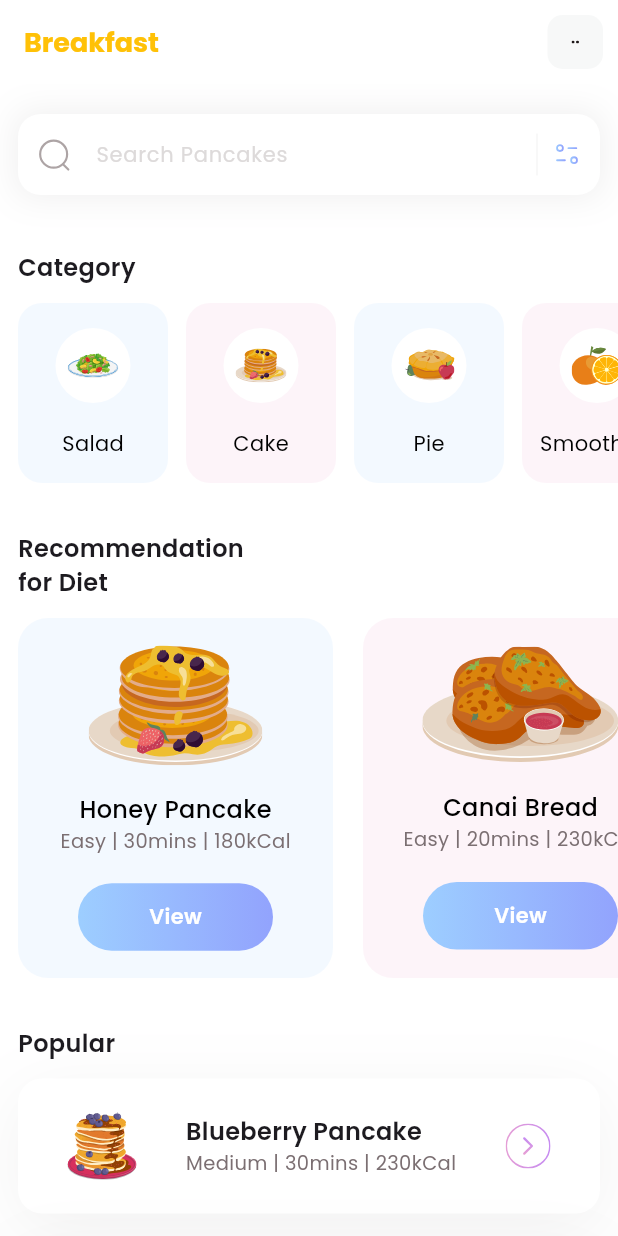
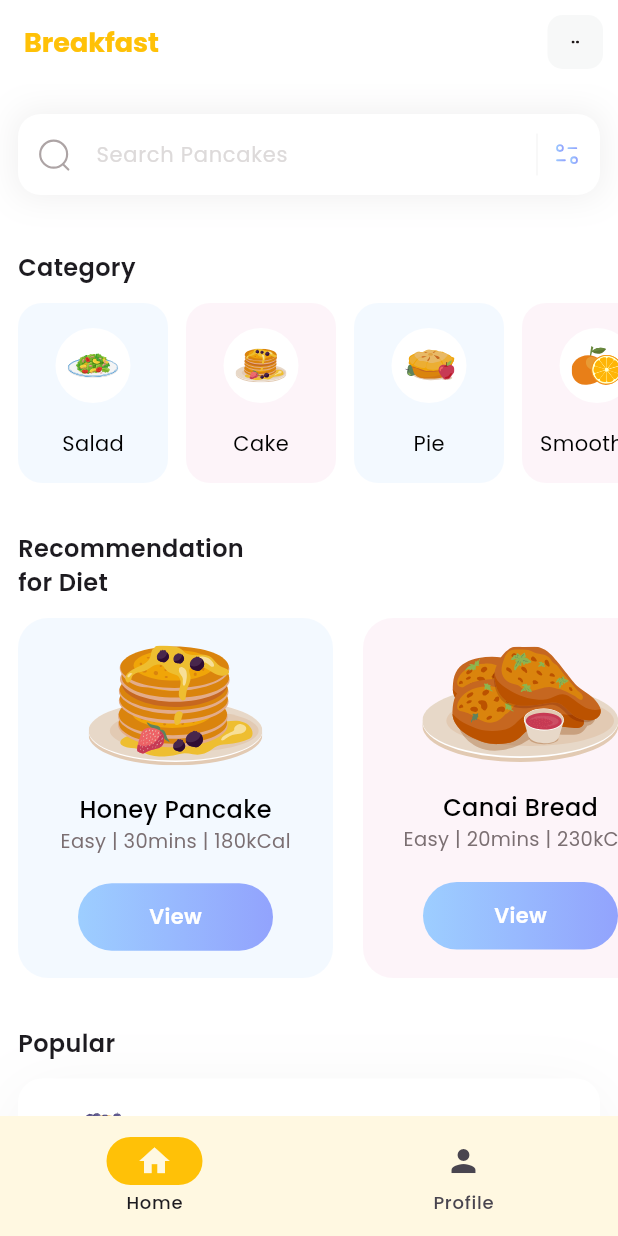
Before and after one commit to Permanaa/flutter_learn, a Flutter app: the screen it shows after launch, on a phone screen of 412 x 824 dp. Run offline on Flutter 3.47's test engine with Material 3 defaults, Android fonts, the phone set to English and light mode, and no system bars; our stand-ins replace flutter_svg.

```diff
--- a/lib/pages/home.dart
+++ b/lib/pages/home.dart
@@ -17,6 +17,8 @@ class _HomePageState extends State<HomePage> {
   List<DietModel> diets = [];
   List<PopularDietsModel> popularDiets = [];
 
+  int currentPageIndex = 0;
+
   void _getInitialInfo() {
     categories = CategoryModel.getCategories();
     diets = DietModel.getDiets();
@@ -29,6 +31,31 @@ class _HomePageState extends State<HomePage> {
     return Scaffold(
       backgroundColor: Colors.white,
       appBar: appBar(),
+      bottomNavigationBar: NavigationBar(
+          backgroundColor: Colors.amber[50],
+          indicatorColor: Colors.amber,
+          selectedIndex: currentPageIndex,
+          onDestinationSelected: (int index) {
+            setState(() {
+              currentPageIndex = index;
+            });
+          },
+          destinations: [
+            NavigationDestination(
+                icon: Icon(Icons.home),
+                selectedIcon: Icon(
+                  Icons.home,
+                  color: Colors.amber[50],
+                ),
+                label: 'Home'),
+            NavigationDestination(
+                icon: Icon(Icons.person),
+                selectedIcon: Icon(
+                  Icons.person,
+                  color: Colors.amber[50],
+                ),
+                label: 'Profile'),
+          ]),
       body: ListView(
         children: [
           searchField(),
```
